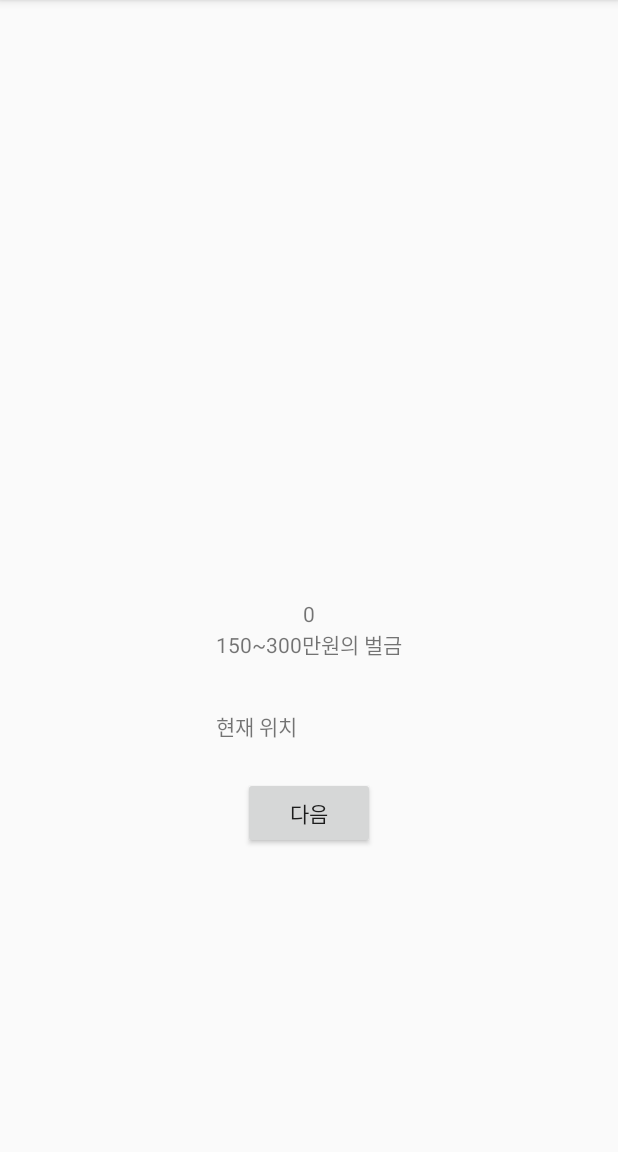
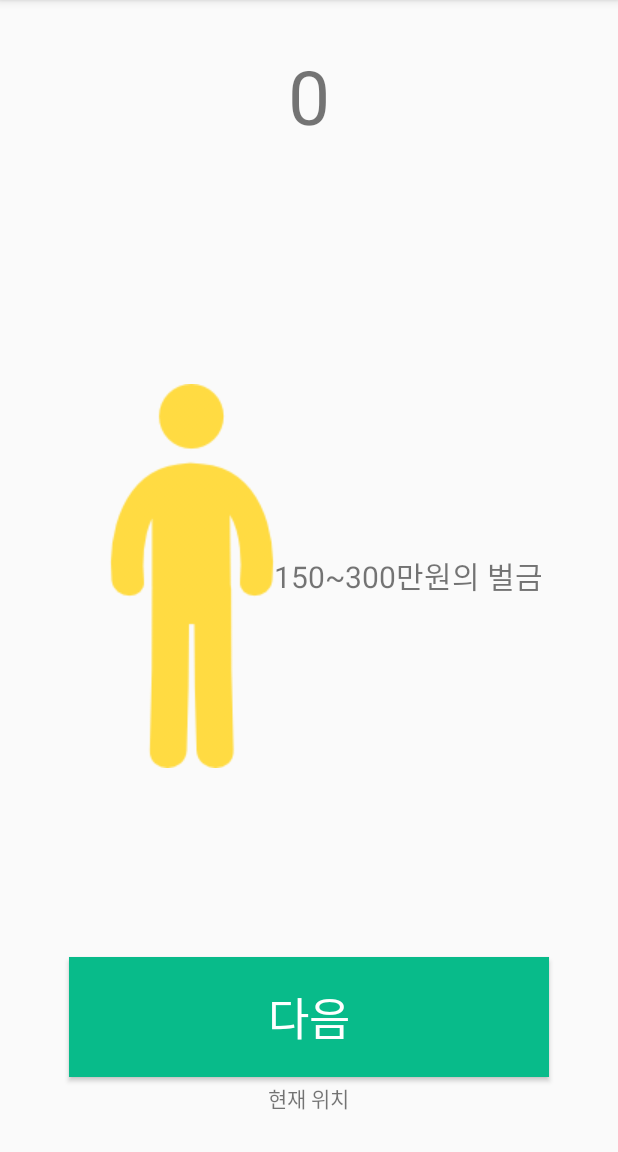
Before and after one commit to hyalinne/URTipsy, an Android app: the ResultActivity screen opened directly, with no data from a screen before it, on a phone screen of 412 x 824 dp, the part 84-1236 px from its top. Run offline under Robolectric (Android 15) with nearby library versions, the phone set to English and light mode, and no system bars.

Commit message:
05.27. 01:22 + UI

```diff
--- a/app/src/main/res/layout/activity_result.xml
+++ b/app/src/main/res/layout/activity_result.xml
@@ -7,57 +7,52 @@
     tools:context="com.example.hyalinne.urtipsy.ResultActivity"
     android:id="@+id/resultLayout">
 
-    <TextView
-        android:id="@+id/penaltyWarning"
+    <ImageView
         android:layout_width="wrap_content"
         android:layout_height="wrap_content"
-        android:text="150~300"
-        tools:layout_editor_absoluteX="163dp"
-        tools:layout_editor_absoluteY="190dp"
-        android:layout_above="@+id/resultBtn"
-        android:layout_centerHorizontal="true"
-        android:layout_marginBottom="78dp" />
+        android:src="@drawable/standing_up_man_yellow"
+        android:layout_centerVertical="true"
+        android:id="@+id/resultImageView" />
 
     <TextView
         android:id="@+id/measureValue"
         android:layout_width="wrap_content"
         android:layout_height="wrap_content"
         android:text="123"
-        tools:layout_editor_absoluteX="180dp"
-        tools:layout_editor_absoluteY="127dp"
-        android:layout_above="@+id/penaltyWarning"
-        android:layout_centerHorizontal="true" />
+        android:textSize="50dp"
+        android:layout_alignParentTop="true"
+        android:layout_centerHorizontal="true"
+        android:layout_marginTop="30dp" />
+
+    <TextView
+        android:id="@+id/penaltyWarning"
+        android:layout_width="wrap_content"
+        android:layout_height="wrap_content"
+        android:text="150~300만원의 벌금"
+        android:textSize="20dp"
+        android:layout_marginRight="50dp"
+        android:layout_centerVertical="true"
+        android:layout_alignParentEnd="true" />
 
     <Button
         android:id="@+id/resultBtn"
-        android:layout_width="wrap_content"
-        android:layout_height="wrap_content"
+        android:layout_width="320dp"
+        android:layout_height="80dp"
         android:text="다음"
-        tools:layout_editor_absoluteX="148dp"
-        tools:layout_editor_absoluteY="270dp"
+        android:textSize="30dp"
+        android:textColor="#fff"
+        android:background="#08bb8a"
+        android:layout_centerHorizontal="true"
         android:layout_alignParentBottom="true"
-        android:layout_centerHorizontal="true"
-        android:layout_marginBottom="202dp" />
+        android:layout_marginBottom="50dp"/>
 
     <TextView
         android:layout_width="wrap_content"
         android:layout_height="wrap_content"
         android:text="현재 위치"
-        android:id="@+id/textView2"
-        tools:layout_editor_absoluteY="0dp"
-        tools:layout_editor_absoluteX="0dp"
-        android:layout_above="@+id/resultBtn"
-        android:layout_alignStart="@+id/penaltyWarning"
-        android:layout_marginBottom="23dp" />
-
-    <TextView
-        android:layout_width="wrap_content"
-        android:layout_height="wrap_content"
-        android:id="@+id/addressTv"
-        android:layout_below="@+id/textView2"
+        android:id="@+id/currentAddressTV"
+        android:layout_alignParentBottom="true"
         android:layout_centerHorizontal="true"
-        tools:layout_editor_absoluteY="0dp"
-        tools:layout_editor_absoluteX="0dp" />
-
+        android:layout_marginBottom="25dp" />
 
 </RelativeLayout>
--- a/app/src/main/res/layout/item_calendar_gridview.xml
+++ b/app/src/main/res/layout/item_calendar_gridview.xml
@@ -6,8 +6,6 @@
     android:orientation="vertical"
     android:gravity="center">
 
-
-
     <TextView
         android:gravity="center_horizontal"
         android:id="@+id/tv_item_gridview"
@@ -15,6 +13,4 @@
         android:layout_height="80dp"
         android:textSize="20sp" />
 
-
-
 </LinearLayout>
```
Also changed, not shown: app/src/main/java/com/example/hyalinne/urtipsy/ResultActivity.java (+5 -4 lines), app/src/main/res/layout/activity_choice.xml (+14 -10 lines), app/src/main/res/layout/fragment_main.xml (+6 -6 lines), app/src/main/res/layout/fragment_setting.xml (+5 -5 lines).
